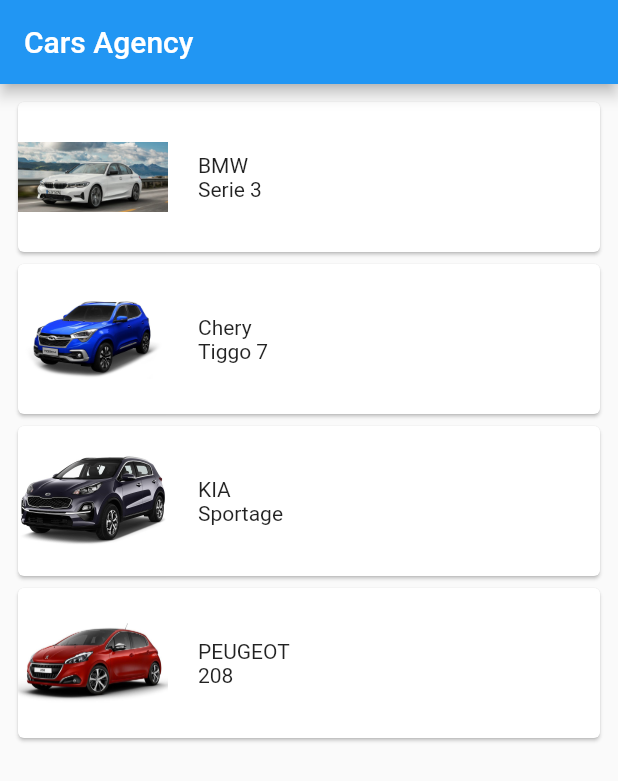
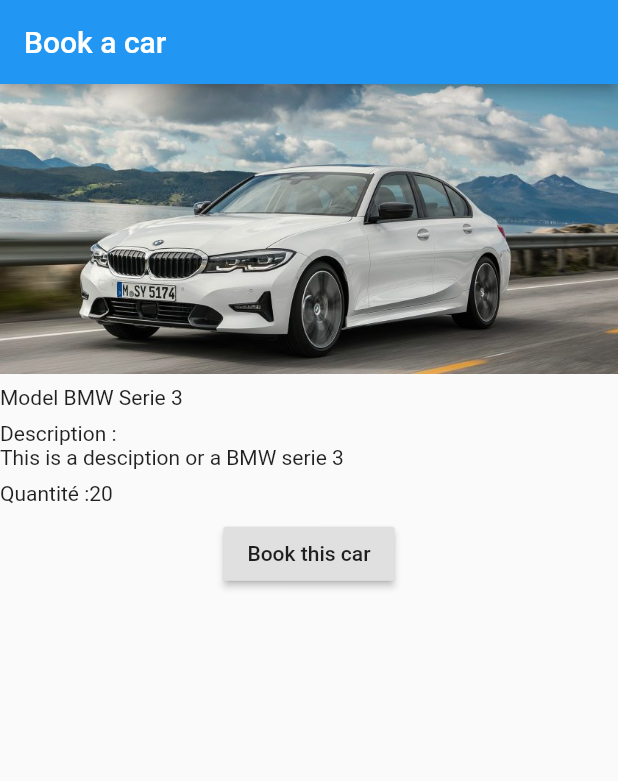
Before and after one commit to Giratin/esprit-mibile-flutter, a Flutter app: the screen it shows after launch, on a phone screen of 412 x 824 dp. Shown: the top 781 px of the screen. Run offline on Flutter 3.47's test engine with Material 2 defaults, Android fonts, the phone set to English and light mode, and no system bars.

Commit message:
Adding form View

```diff
--- /dev/null
+++ b/lib/book_car.dart
@@ -0,0 +1,42 @@
+import "package:flutter/material.dart";
+
+class BookCar extends StatelessWidget {
+  final String marque;
+  final String model;
+  final String image;
+  final String description;
+  final int quantite;
+
+  BookCar(this.marque, this.model, this.image, this.description, this.quantite);
+
+  @override
+  Widget build(BuildContext context) {
+    return Scaffold(
+      appBar: AppBar(
+        title: Text("Book a car"),
+      ),
+      body: Column(
+        crossAxisAlignment: CrossAxisAlignment.start,
+        children: [
+          Image.asset(this.image),
+          Padding(
+            padding: const EdgeInsets.symmetric(vertical: 8.0),
+            child: Text("Model " + marque + " " + model),
+          ),
+          Text("Description :"),
+          Text(description),
+          Padding(
+            padding: const EdgeInsets.symmetric(vertical: 8.0),
+            child: Text("Quantité :" + quantite.toString()),
+          ),
+          Center(
+            child: RaisedButton(
+              onPressed: () => null,
+              child: Text("Book this car"),
+            ),
+          )
+        ],
+      ),
+    );
+  }
+}
--- a/lib/main.dart
+++ b/lib/main.dart
@@ -1,4 +1,6 @@
 import 'package:flutter/material.dart';
+import 'package:workshop_flutter/add_car.dart';
+import 'package:workshop_flutter/book_car.dart';
 import 'package:workshop_flutter/car_view.dart';
 
 void main() {
@@ -10,7 +12,20 @@ class MyApp extends StatelessWidget {
   Widget build(BuildContext context) {
     return MaterialApp(
         title: "Cars Agency",
-      home: Scaffold(
+        home: BookCar("BMW", "Serie 3", "assets/bmw-serie3.jpg",
+            "This is a desciption or a BMW serie 3", 20) /*CreateCarView()*/);
+  }
+}
+
+/**
+ * BookCar("BMW", "Serie 3", "assets/bmw-serie3.jpg",
+            "This is a desciption or a BMW serie 3", 20)
+ */
+
+class Home extends StatelessWidget {
+  @override
+  Widget build(BuildContext context) {
+    return Scaffold(
       appBar: AppBar(
         title: Text("Cars Agency"),
       ),
@@ -25,7 +40,6 @@ class MyApp extends StatelessWidget {
           ],
         ),
       ),
-      ),
     );
   }
 }
```
Also changed, not shown: lib/add_car.dart (added, +71 -0 lines). Lines whose indentation alone changed are shown as unchanged.
